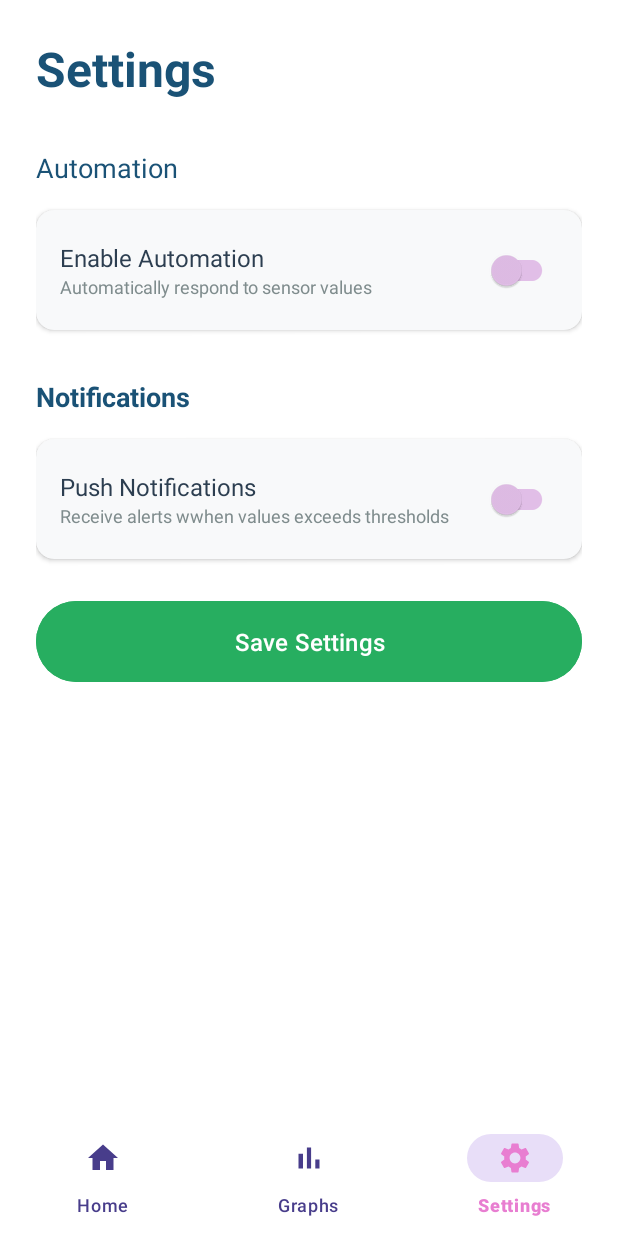
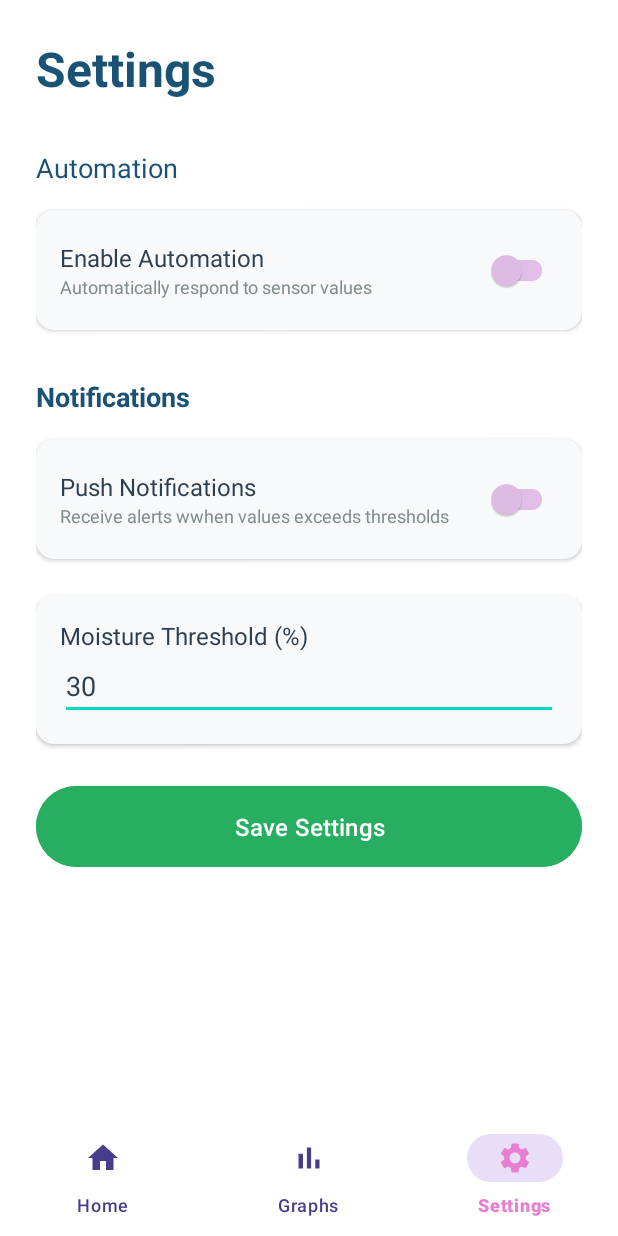
Before and after one commit to MaddieMistCodes/Auto-Watering-Soil-Checker, an Android app: the screen it shows after launch (SettingsActivity), item 3 of the bottom bar chosen, on a phone screen of 412 x 824 dp. Run offline under Robolectric (Android 15) with nearby library versions, the light colour scheme and no system bars; our stand-ins replace Firebase (no records; nobody signed in at launch, a user with empty details on screens opened directly).

Commit message:
Added reading functionality: - Handler added to read everytime app opens - Work manager to ensure readings every hour - MoistureCheckWorker java file to read these firebase instances - App graphs uses 50 most recent readings - getChildrenCount() - Look into improving graphs, getting rid of pie chart - Changing colours for values - When in app, when pressing home it reads everytime, we only want this when opening the app
**Improvement 2:
- Pie chart shows distribution, high medium and low - better readability
- onResume in graphs activity seems to be messing with code, does not go past that point
- Continue to work on why sensor keeps reading with home page trigger
- Could be related to finish() in navigate to activity method

**Improvement 3:
- Colours added to value display, red yellow green and blue(too moist)
- Removed work manager and handlers as background data check was not working, home issue fixed with this
- DataManager can be deleted
- Only 10 readings are saved to firebase, maybe 50 in future and only 10 on graphs?
- Want to add functionality to remove graph readings/choose the amount of readings
- Would like data to stay on screen after moving from one activity to another
- Want to work on implementing notifications next, put button functions into this

**Improvement 4:
- Reading stays on screen after moving activities
- finish() removed as causing reading error bug
- sharedpreferences to save last reading to load
- sharedpreferences added to firebase method to save it, and onResume() to call it back
- Only 10 readings are saved to firebase, maybe 50 in future and only 10 on graphs?
- Want to add functionality to remove graph readings/choose the amount of readings
- Adding notifications of low readings, adding button for this

**Improvement 4:
- Notifications add
- Only reads when update button pressed
- Saving more than 10 readings?
- Settings, Main. java and settings.xml were updated
- Custom moisture level set in settings

```diff
--- a/app/src/main/AndroidManifest.xml
+++ b/app/src/main/AndroidManifest.xml
@@ -1,6 +1,7 @@
 <?xml version="1.0" encoding="utf-8"?>
 <manifest xmlns:android="http://schemas.android.com/apk/res/android"
     xmlns:tools="http://schemas.android.com/tools">
+    <uses-permission android:name="android.permission.POST_NOTIFICATIONS"/>
 
     <application
         android:allowBackup="true"
--- a/app/src/main/java/com/example/example2/MainActivity.java
+++ b/app/src/main/java/com/example/example2/MainActivity.java
@@ -1,6 +1,9 @@
 package com.example.example2;
 // Package declaration - this file belongs to com.example.example2
+import android.app.NotificationChannel;
+import android.app.NotificationManager;
 import android.content.SharedPreferences;
+import android.os.Build;
 import android.os.Bundle;
 // Bundle is used to save/restore activity state
 import androidx.appcompat.app.AppCompatActivity;
@@ -17,6 +20,9 @@ import android.widget.Toast;
 
 // Handler and Work imports
 import android.os.Handler;
+
+import androidx.core.app.NotificationCompat;
+import androidx.core.app.NotificationManagerCompat;
 import androidx.work.PeriodicWorkRequest;
 import androidx.work.WorkManager;
 import androidx.work.ExistingPeriodicWorkPolicy;
@@ -71,6 +77,7 @@ public class MainActivity extends AppCompatActivity{
         setUpBottomNavigation();
         setUpButtonListeners();
         updateReadingCount();
+        createNotificationChannel();
 
 
         /*
@@ -250,6 +257,12 @@ public class MainActivity extends AppCompatActivity{
                 //DataManager.getInstance().addReading(moistureInt);
                 //updateReadingCount();
 
+                // ← added notification check
+                int threshold = prefs.getInt("threshold", 30);
+                if(moistureInt < threshold){
+                    sendNotification(moistureInt);
+                }
+
                 // Save reading with timestamp to Firebase
                 long timestamp = System.currentTimeMillis();
                 database.child("readings").child(String.valueOf(timestamp)).setValue(moistureInt);
@@ -276,4 +289,43 @@ public class MainActivity extends AppCompatActivity{
             Toast.makeText(this, "Failed to read data: " + e.getMessage(), Toast.LENGTH_SHORT).show();
         });
     }
+
+    private void createNotificationChannel(){
+        if(Build.VERSION.SDK_INT >= Build.VERSION_CODES.O){
+            NotificationChannel channel = new NotificationChannel(
+                    "moisture_channel",
+                    "Moisture_Alerts",
+                    NotificationManager.IMPORTANCE_HIGH);
+            channel.setDescription("Alerts when moisture drops below a certain threshold");
+            NotificationManager manager = getSystemService(NotificationManager.class);
+            manager.createNotificationChannel(channel);
+        }
+    }
+    private void sendNotification(int moisture){
+        SharedPreferences prefs = getSharedPreferences("MyApp", MODE_PRIVATE);
+        boolean notificationsEnabled = prefs.getBoolean("notificationsEnabled", false);
+
+        if(!notificationsEnabled) return;
+
+        // Check permission for Android 13+
+        if(Build.VERSION.SDK_INT >= Build.VERSION_CODES.TIRAMISU){
+            if(checkSelfPermission(android.Manifest.permission.POST_NOTIFICATIONS)
+                    != android.content.pm.PackageManager.PERMISSION_GRANTED){
+                // Permission not granted, request it
+                requestPermissions(
+                        new String[]{android.Manifest.permission.POST_NOTIFICATIONS}, 1);
+                return;
+            }
+        }
+        NotificationCompat.Builder builder = new NotificationCompat.Builder(this, "moisture_channel")
+                .setSmallIcon(android.R.drawable.ic_dialog_alert)
+                .setContentTitle("Low Moisture Alert")
+                .setContentText("Moisture is at " + moisture + "%, water the plant!")
+                .setPriority(NotificationCompat.PRIORITY_HIGH)
+                .setAutoCancel(true);
+
+        NotificationManagerCompat manager = NotificationManagerCompat.from(this);
+        manager.notify(1, builder.build());
+
+    }
 }
--- a/app/src/main/java/com/example/example2/SettingsActivity.java
+++ b/app/src/main/java/com/example/example2/SettingsActivity.java
@@ -1,5 +1,6 @@
 package com.example.example2;
 
+import android.content.SharedPreferences;
 import android.os.Bundle;
 import android.content.Intent;
 import android.widget.Button;
@@ -16,6 +17,7 @@ public class SettingsActivity extends AppCompatActivity {
     private SwitchMaterial switchNotifications;
     private Button btnSaveSettings;
     private TextView tvSettingStatus;
+    private EditText etThreshold;
 
     @Override
     protected void onCreate(Bundle savedInstanceState) {
@@ -24,16 +26,18 @@ public class SettingsActivity extends AppCompatActivity {
 
         initialiseViews();
         setUpBottomNavigation();
+        loadSettings();
         setupSaveButton();
 
     }
+
     private void navigateToActivity(Class<?> activityClass) {
         Intent intent = new Intent(SettingsActivity.this, activityClass);
         startActivity(intent);
         finish();
     }
 
-    private void setUpBottomNavigation(){
+    private void setUpBottomNavigation() {
         // Find bottom navigation in layout
         // findViewById searches layout for ID
         BottomNavigationView bottomNav = findViewById(R.id.bottomNavigation);
@@ -45,16 +49,14 @@ public class SettingsActivity extends AppCompatActivity {
             // item is the menu item that is clicked
 
             int itemId = item.getItemId();
-            if(itemId == R.id.nav_home){
+            if (itemId == R.id.nav_home) {
                 navigateToActivity(MainActivity.class);
                 return true;
-            }
-            else if(itemId == R.id.nav_graphs){
+            } else if (itemId == R.id.nav_graphs) {
                 // Navigate to graphs screen
                 navigateToActivity(GraphsActivity.class);
                 return true;
-            }
-            else if(itemId == R.id.nav_settings){
+            } else if (itemId == R.id.nav_settings) {
                 return true;
             }
             return false;
@@ -63,27 +65,42 @@ public class SettingsActivity extends AppCompatActivity {
 
     } // end of bottom nav method
 
-    private void initialiseViews(){
+    private void initialiseViews() {
         switchAutomation = findViewById(R.id.switchAutomation);
         switchNotifications = findViewById(R.id.switchNotifications);
-        btnSaveSettings =findViewById(R.id.btnSaveSettings);
+        btnSaveSettings = findViewById(R.id.btnSaveSettings);
         tvSettingStatus = findViewById(R.id.tvSettingStatus);
+        etThreshold = findViewById(R.id.etThreshold);
     }
 
-    private void setupSaveButton(){
+    private void setupSaveButton() {
         btnSaveSettings.setOnClickListener(v -> {
-            // Get switch states
             boolean automationEnabled = switchAutomation.isChecked();
-            // isChecked returns true or false
-
             boolean notificationsEnabled = switchNotifications.isChecked();
 
-            // In real app, this is saved to firebase
-            // Showing confirmation for now
+            // ← added threshold reading and saving
+            String thresholdStr = etThreshold.getText().toString();
+            int threshold = thresholdStr.isEmpty() ? 30 : Integer.parseInt(thresholdStr);
+
+            SharedPreferences prefs = getSharedPreferences("MyApp", MODE_PRIVATE);
+            prefs.edit()
+                    .putBoolean("automationEnabled", automationEnabled)
+                    .putBoolean("notificationsEnabled", notificationsEnabled)
+                    .putInt("threshold", threshold)
+                    .apply();
+
             tvSettingStatus.setText("Settings Saved!");
-
-            // Log Values
-            android.util.Log.d("Settings", "Automation: " + automationEnabled + ", Notifications: " + notificationsEnabled);
+            android.util.Log.d("Settings", "Automation: " + automationEnabled +
+                    ", Notifications: " + notificationsEnabled +
+                    ", Threshold: " + threshold);
         });
     }
+
+    private void loadSettings(){
+        SharedPreferences prefs = getSharedPreferences("MyApp", MODE_PRIVATE);
+        switchAutomation.setChecked(prefs.getBoolean("automationEnabled", false));
+        switchNotifications.setChecked(prefs.getBoolean("notificationsEnabled", false));
+        int threshold = prefs.getInt("threshold", 30);
+        etThreshold.setText(String.valueOf(threshold));
+    }
 }
--- a/app/src/main/res/layout/activity_settings.xml
+++ b/app/src/main/res/layout/activity_settings.xml
@@ -98,6 +98,7 @@
             android:layout_marginBottom="16dp"
             android:layout_marginTop="16dp"/>
 
+        <!-- Push Notification Toggle Card -->
         <androidx.cardview.widget.CardView
             android:layout_width="match_parent"
             android:layout_height="wrap_content"
@@ -143,6 +144,42 @@
             </LinearLayout>
         </androidx.cardview.widget.CardView>
 
+        <!-- Threshold Card -->
+        <androidx.cardview.widget.CardView
+            android:layout_width="match_parent"
+            android:layout_height="wrap_content"
+            android:layout_marginBottom="24dp"
+            app:cardCornerRadius="12dp"
+            app:cardElevation="2dp"
+            app:cardBackgroundColor="#F8F9FA">
+
+            <LinearLayout
+                android:layout_width="match_parent"
+                android:layout_height="wrap_content"
+                android:orientation="vertical"
+                android:padding="16dp">
+
+                <TextView
+                    android:layout_width="wrap_content"
+                    android:layout_height="wrap_content"
+                    android:text="Moisture Threshold (%)"
+                    android:textSize="16sp"
+                    android:textColor="#2C3E50"/>
+
+                <EditText
+                    android:id="@+id/etThreshold"
+                    android:layout_width="match_parent"
+                    android:layout_height="wrap_content"
+                    android:hint="e.g. 30"
+                    android:inputType="number"
+                    android:maxLength="3"
+                    android:textColor="#2C3E50"
+                    android:textColorHint="#7F8C8D"/>
+
+
+            </LinearLayout>
+    </androidx.cardview.widget.CardView>
+
         <!-- save button -->
 
         <Button
```
